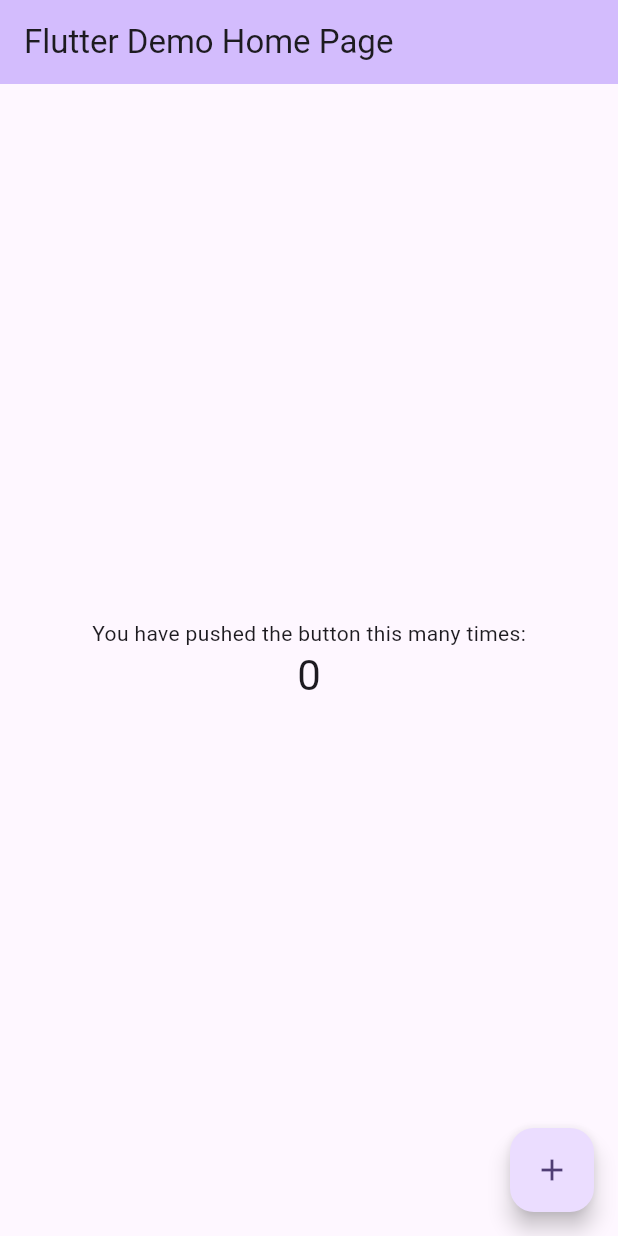
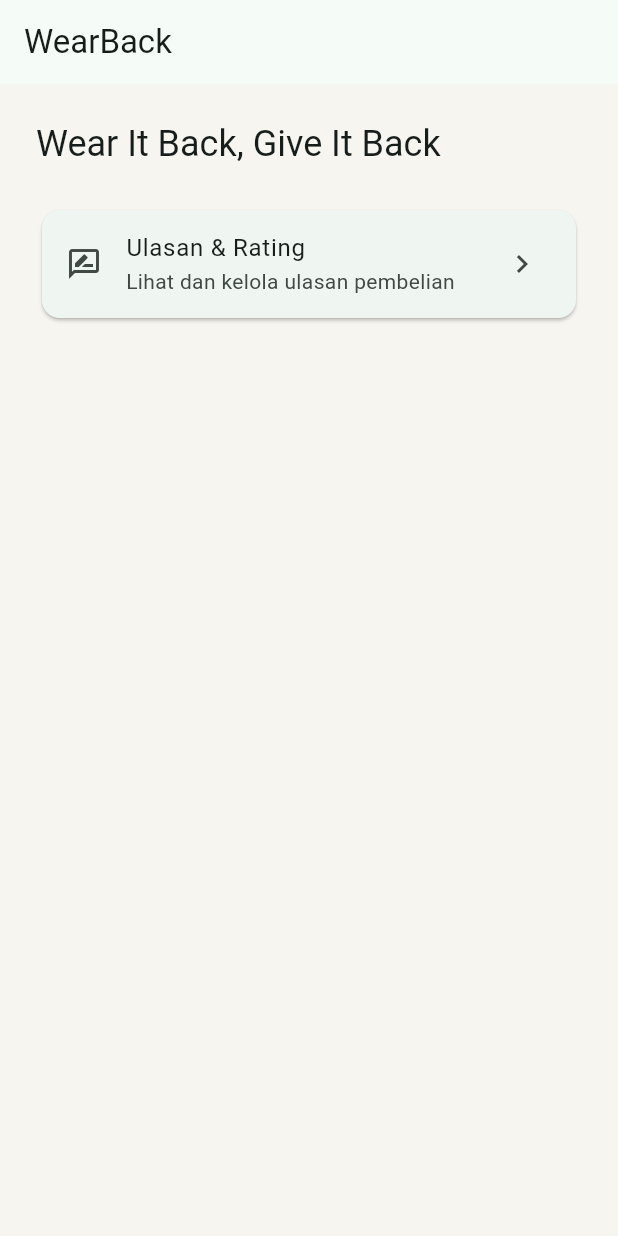
Before and after one commit to F09-PBP-26/wearback-mobile, a Flutter app: the screen it shows after launch, on a phone screen of 412 x 824 dp. Run offline on Flutter 3.47's test engine with Material 3 defaults, Android fonts, the phone set to English and light mode, and no system bars.

Commit message:
feat: tambah halaman awal ulasan dan navigasi WearBack

```diff
--- a/lib/main.dart
+++ b/lib/main.dart
@@ -1,4 +1,5 @@
 import 'package:flutter/material.dart';
+import 'screens/reviews/review_list_page.dart';
 
 void main() {
   runApp(const MyApp());
@@ -7,115 +8,54 @@ void main() {
 class MyApp extends StatelessWidget {
   const MyApp({super.key});
 
-  // This widget is the root of your application.
   @override
   Widget build(BuildContext context) {
     return MaterialApp(
-      title: 'Flutter Demo',
+      title: 'WearBack',
+      debugShowCheckedModeBanner: false,
       theme: ThemeData(
-        // This is the theme of your application.
-        //
-        // TRY THIS: Try running your application with "flutter run". You'll see
-        // the application has a purple toolbar. Then, without quitting the app,
-        // try changing the seedColor in the colorScheme below to Colors.green
-        // and then invoke "hot reload" (save your changes or press the "hot
-        // reload" button in a Flutter-supported IDE, or press "r" if you used
-        // the command line to start the app).
-        //
-        // Notice that the counter didn't reset back to zero; the application
-        // state is not lost during the reload. To reset the state, use hot
-        // restart instead.
-        //
-        // This works for code too, not just values: Most code changes can be
-        // tested with just a hot reload.
-        colorScheme: .fromSeed(seedColor: Colors.deepPurple),
+        colorScheme: ColorScheme.fromSeed(
+          seedColor: const Color(0xFF294439),
+        ),
+        scaffoldBackgroundColor: const Color(0xFFF6F5F0),
+        useMaterial3: true,
       ),
-      home: const MyHomePage(title: 'Flutter Demo Home Page'),
+      home: const HomePage(),
     );
   }
 }
 
-class MyHomePage extends StatefulWidget {
-  const MyHomePage({super.key, required this.title});
-
-  // This widget is the home page of your application. It is stateful, meaning
-  // that it has a State object (defined below) that contains fields that affect
-  // how it looks.
-
-  // This class is the configuration for the state. It holds the values (in this
-  // case the title) provided by the parent (in this case the App widget) and
-  // used by the build method of the State. Fields in a Widget subclass are
-  // always marked "final".
-
-  final String title;
-
-  @override
-  State<MyHomePage> createState() => _MyHomePageState();
-}
-
-class _MyHomePageState extends State<MyHomePage> {
-  int _counter = 0;
-
-  void _incrementCounter() {
-    setState(() {
-      // This call to setState tells the Flutter framework that something has
-      // changed in this State, which causes it to rerun the build method below
-      // so that the display can reflect the updated values. If we changed
-      // _counter without calling setState(), then the build method would not be
-      // called again, and so nothing would appear to happen.
-      _counter++;
-    });
-  }
+class HomePage extends StatelessWidget {
+  const HomePage({super.key});
 
   @override
   Widget build(BuildContext context) {
-    // This method is rerun every time setState is called, for instance as done
-    // by the _incrementCounter method above.
-    //
-    // The Flutter framework has been optimized to make rerunning build methods
-    // fast, so that you can just rebuild anything that needs updating rather
-    // than having to individually change instances of widgets.
     return Scaffold(
-      appBar: AppBar(
-        // TRY THIS: Try changing the color here to a specific color (to
-        // Colors.amber, perhaps?) and trigger a hot reload to see the AppBar
-        // change color while the other colors stay the same.
-        backgroundColor: Theme.of(context).colorScheme.inversePrimary,
-        // Here we take the value from the MyHomePage object that was created by
-        // the App.build method, and use it to set our appbar title.
-        title: Text(widget.title),
-      ),
-      body: Center(
-        // Center is a layout widget. It takes a single child and positions it
-        // in the middle of the parent.
-        child: Column(
-          // Column is also a layout widget. It takes a list of children and
-          // arranges them vertically. By default, it sizes itself to fit its
-          // children horizontally, and tries to be as tall as its parent.
-          //
-          // Column has various properties to control how it sizes itself and
-          // how it positions its children. Here we use mainAxisAlignment to
-          // center the children vertically; the main axis here is the vertical
-          // axis because Columns are vertical (the cross axis would be
-          // horizontal).
-          //
-          // TRY THIS: Invoke "debug painting" (choose the "Toggle Debug Paint"
-          // action in the IDE, or press "p" in the console), to see the
-          // wireframe for each widget.
-          mainAxisAlignment: .center,
-          children: [
-            const Text('You have pushed the button this many times:'),
-            Text(
-              '$_counter',
-              style: Theme.of(context).textTheme.headlineMedium,
+      appBar: AppBar(title: const Text('WearBack')),
+      body: ListView(
+        padding: const EdgeInsets.all(24),
+        children: [
+          Text(
+            'Wear It Back, Give It Back',
+            style: Theme.of(context).textTheme.headlineSmall,
+          ),
+          const SizedBox(height: 24),
+          Card(
+            child: ListTile(
+              leading: const Icon(Icons.rate_review_outlined),
+              title: const Text('Ulasan & Rating'),
+              subtitle: const Text('Lihat dan kelola ulasan pembelian'),
+              trailing: const Icon(Icons.chevron_right),
+              onTap: () {
+                Navigator.of(context).push(
+                  MaterialPageRoute<void>(
+                    builder: (_) => const ReviewListPage(),
+                  ),
+                );
+              },
             ),
-          ],
-        ),
-      ),
-      floatingActionButton: FloatingActionButton(
-        onPressed: _incrementCounter,
-        tooltip: 'Increment',
-        child: const Icon(Icons.add),
+          ),
+        ],
       ),
     );
   }
```
Also changed, not shown: lib/screens/reviews/review_list_page.dart (added, +43 -0 lines).
